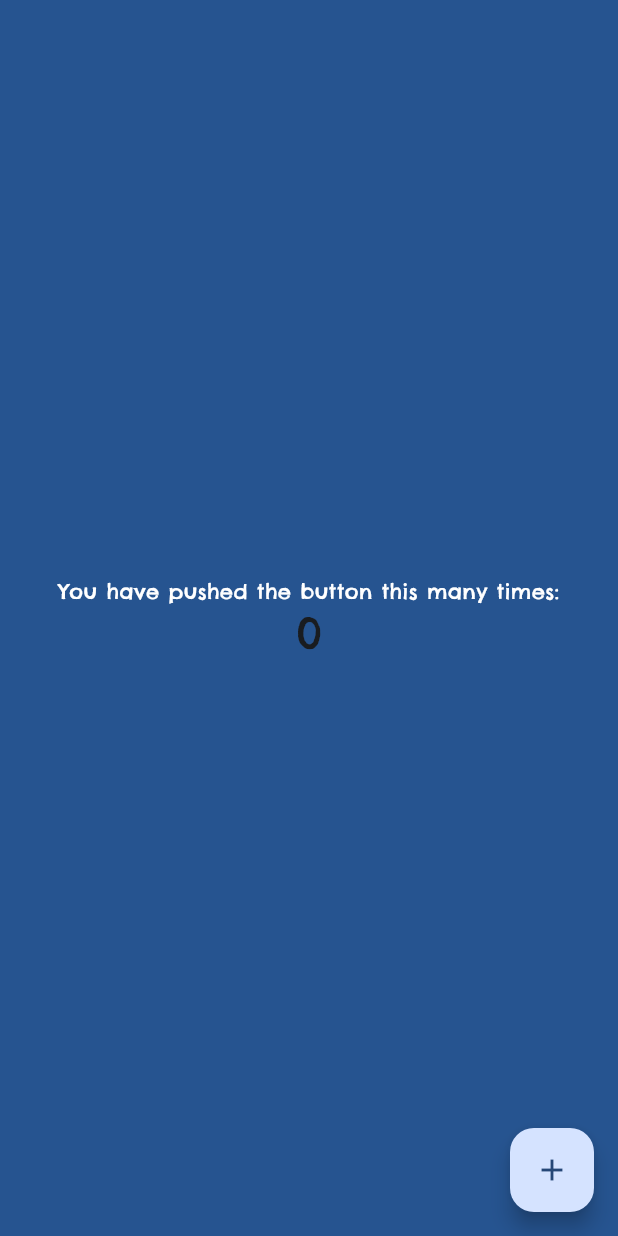
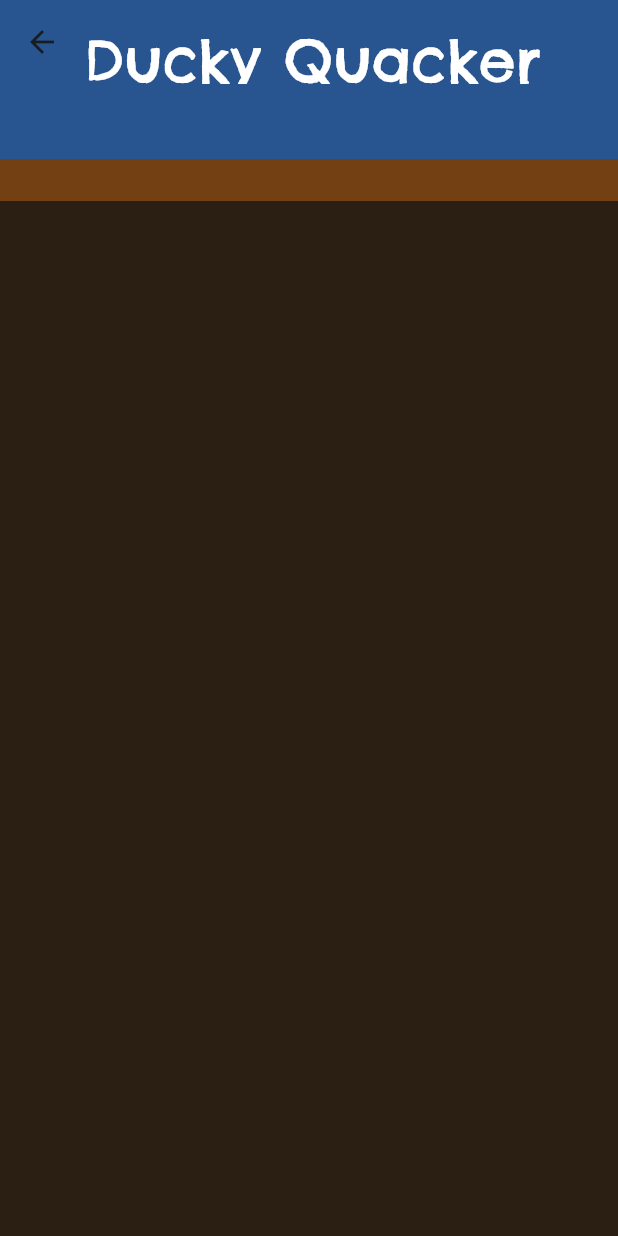
Before and after one commit to bumpercarz/duck_tapper, a Flutter app: the DetailsScreen screen opened directly, on a phone screen of 412 x 824 dp. Run offline on Flutter 3.47's test engine with Material 3 defaults, Android fonts, the light colour scheme and no system bars; our stand-ins replace drop_shadow_image.

Commit message:
tried doing stuf
emphasis on TRIED
i cant even run it yet >:CC

```diff
--- a/duck_api/lib/services/account_service.dart
+++ b/duck_api/lib/services/account_service.dart
@@ -56,7 +56,7 @@ class AccountService {
   /// Validate account deletion
   Future<void> validateDeleteAccount(int account_id) async {
     final account = await (_db.select(_db.accounts)
-          ..where((t) => t.account_id.equals(account_id) & t.isActive.equals(true)))
+          ..where((t) => t.id.equals(account_id) & t.isActive.equals(true)))
         .getSingleOrNull();
 
     if (account == null) {
@@ -67,7 +67,7 @@ class AccountService {
   /// Soft delete an account (set isActive = false)
   Future<void> deleteAccount(int id, {String deletedBy = 'system'}) async {
 
-    await (_db.update(_db.accounts)..where((t) => t.account_id.equals(account_id))).write(
+    await (_db.update(_db.accounts)..where((t) => t.id.equals(account_id))).write(
       AccountsCompanion(
         isActive: const Value(false)
       ),
--- a/lib/screens/details_screen.dart
+++ b/lib/screens/details_screen.dart
@@ -38,6 +38,28 @@ class _DetailState extends State<DetailsScreen> {
     // fast, so that you can just rebuild anything that needs updating rather
     // than having to individually change instances of widgets.
     return Scaffold(
+      backgroundColor: Color(0xFF2B1F14),
+      appBar: PreferredSize(
+        preferredSize: Size.fromHeight(134.0),
+        child: AppBar(
+          titleSpacing: 0,
+          title: const Padding(
+            padding: EdgeInsets.only(top:100,bottom:75),
+            child: Text(
+              "Ducky Quacker",
+              style: TextStyle(
+                fontSize:39,
+                color: Colors.white))),
+          centerTitle: true,
+          backgroundColor: Color(0xFF265490),
+          shape: Border(
+            bottom: BorderSide(
+              color: Color(0xFF734014),
+              width: 28,
+            ),
+          ),
+          )
+        ),
       body: Center(
         // Center is a layout widget. It takes a single child and positions it
         // in the middle of the parent.
@@ -56,20 +78,9 @@ class _DetailState extends State<DetailsScreen> {
           // action in the IDE, or press "p" in the console), to see the
           // wireframe for each widget.
           mainAxisAlignment: .center,
-          children: [
-            const Text('You have pushed the button this many times:'),
-            Text(
-              '$_counter',
-              style: Theme.of(context).textTheme.headlineMedium,
-            ),
-          ],
-        ),
-      ),
-      floatingActionButton: FloatingActionButton(
-        onPressed: _incrementCounter,
-        tooltip: 'Increment',
-        child: const Icon(Icons.add),
-      ),
+
+          )
+        )
     );
   }
 }
```
Also changed, not shown: duck_api/lib/services/duck_service.dart (+66 -23 lines), duck_api/routes/accounts/index.dart (+83 -0 lines), 1 other file.
